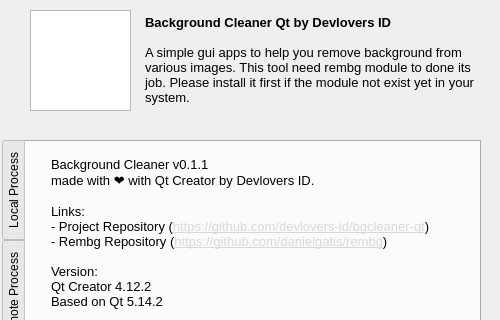
The window that form.ui (devlovers-id/sapulatar-qt) describes before a commit, drawn with Qt 5; both pictures show x 0 to 500 and y 0 to 320 of the 500 by 700 pixel window.
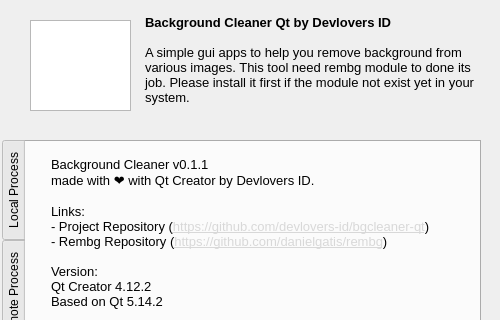
The same window after the commit. The open tabs and pages were chosen to show the change.

Commit message: update object name

```diff
--- a/form.ui
+++ b/form.ui
@@ -585,9 +585,9 @@
     <property name="geometry">
      <rect>
       <x>30</x>
-      <y>10</y>
+      <y>20</y>
       <width>101</width>
-      <height>101</height>
+      <height>91</height>
      </rect>
     </property>
    </widget>
```
Left out of the diff: 64 changed lines with no effect on the pictures. The commit also changes 1 other file.
